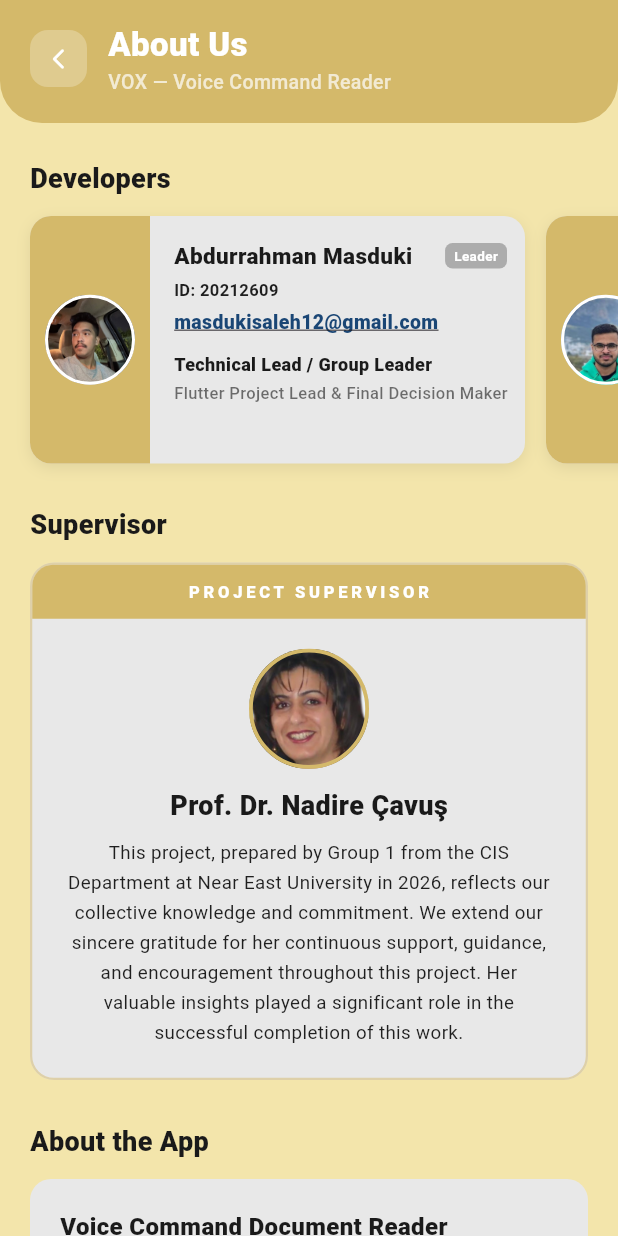
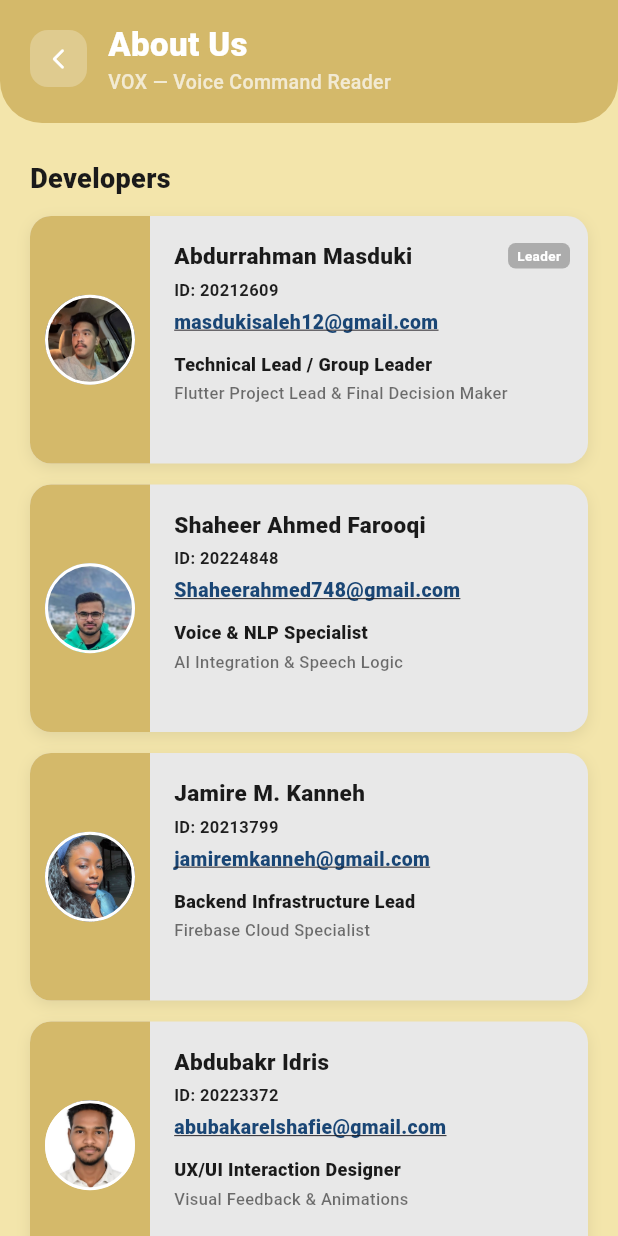
Before and after one commit to jamirekanneh/voxapplication, a Flutter app: the AboutUsPage screen opened directly, on a phone screen of 412 x 824 dp. Run offline on Flutter 3.47's test engine with Material 3 defaults, Android fonts, the phone set to English and light mode, and no system bars; our stand-ins replace app_links, cloud_firestore, file_picker, firebase_auth, firebase_core, flutter_tts and 6 more; missing offline and left inert: google_mlkit_text_recognition, syncfusion_flutter_pdf; accounts and stored records are empty; network calls fail.

Commit message:
update_the_AboutUs

```diff
--- a/lib/About_Us_Page.dart
+++ b/lib/About_Us_Page.dart
@@ -27,10 +27,9 @@ class AboutUsPage extends StatelessWidget {
                   // ── Developers Section ──────────────────
                   _sectionLabel('Developers'),
                   const SizedBox(height: 12),
-                  SingleChildScrollView(
-                    scrollDirection: Axis.horizontal,
-                    clipBehavior: Clip.none,
-                    child: Row(
+
+                  // ── تم التعديل هنا لعرض البطاقات عموديًا واحد تلو الآخر ──
+                  Column(
                     children: [
                       _memberCard(
                         'assets/images/Abdurahman.jpeg',
@@ -41,7 +40,7 @@ class AboutUsPage extends StatelessWidget {
                         'Flutter Project Lead & Final Decision Maker',
                         isLeader: true,
                       ),
-                        const SizedBox(width: 14),
+                      const SizedBox(height: 14), // مسافة بين البطاقات
                       _memberCard(
                         'assets/images/shaheer.jpeg',
                         'Shaheer Ahmed Farooqi',
@@ -50,7 +49,7 @@ class AboutUsPage extends StatelessWidget {
                         'Voice & NLP Specialist',
                         'AI Integration & Speech Logic',
                       ),
-                        const SizedBox(width: 14),
+                      const SizedBox(height: 14),
                       _memberCard(
                         'assets/images/Jamire.jpeg',
                         'Jamire M. Kanneh',
@@ -59,7 +58,7 @@ class AboutUsPage extends StatelessWidget {
                         'Backend Infrastructure Lead',
                         'Firebase Cloud Specialist',
                       ),
-                        const SizedBox(width: 14),
+                      const SizedBox(height: 14),
                       _memberCard(
                         'assets/images/Abubakir.jpeg',
                         'Abdubakr Idris',
@@ -70,8 +69,8 @@ class AboutUsPage extends StatelessWidget {
                       ),
                     ],
                   ),
-                  ),
 
+                  // ────────────────────────────────────────────────────────
                   const SizedBox(height: 28),
 
                   // ── Supervisor Section ──────────────────
@@ -177,7 +176,8 @@ class AboutUsPage extends StatelessWidget {
     bool isLeader = false,
   }) {
     return Container(
-      width: 330,
+      // تم تغيير العرض ليأخذ المساحة المتاحة بالكامل مع مراعاة الحواف
+      width: double.infinity,
       decoration: BoxDecoration(
         color: cardGrey,
         borderRadius: BorderRadius.circular(14),
@@ -414,7 +414,6 @@ class AboutUsPage extends StatelessWidget {
           ),
         ),
 
-        // ── تم دمج الأكواد الجديدة هنا ────────────────────────
         Padding(
           padding: const EdgeInsets.symmetric(horizontal: 2, vertical: 6),
           child: Text(
@@ -432,7 +431,6 @@ class AboutUsPage extends StatelessWidget {
         _featureRow('Text-to-speech reading'),
         const SizedBox(height: 8),
         _featureRow('Voice commands for controlling playback'),
-        // ───────────────────────────────────────────────────
       ],
     );
   }
```
Lines whose indentation alone changed are shown as unchanged.
